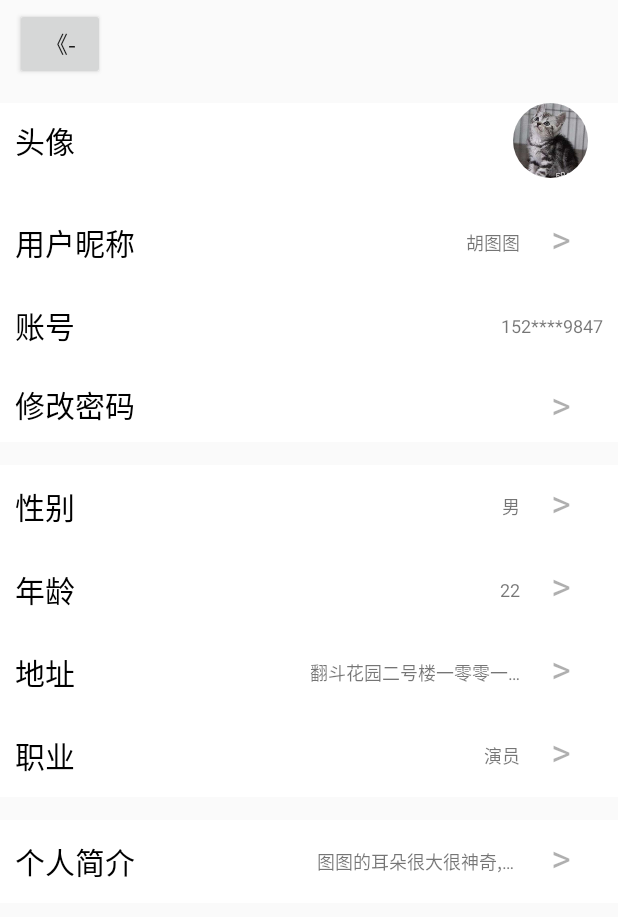
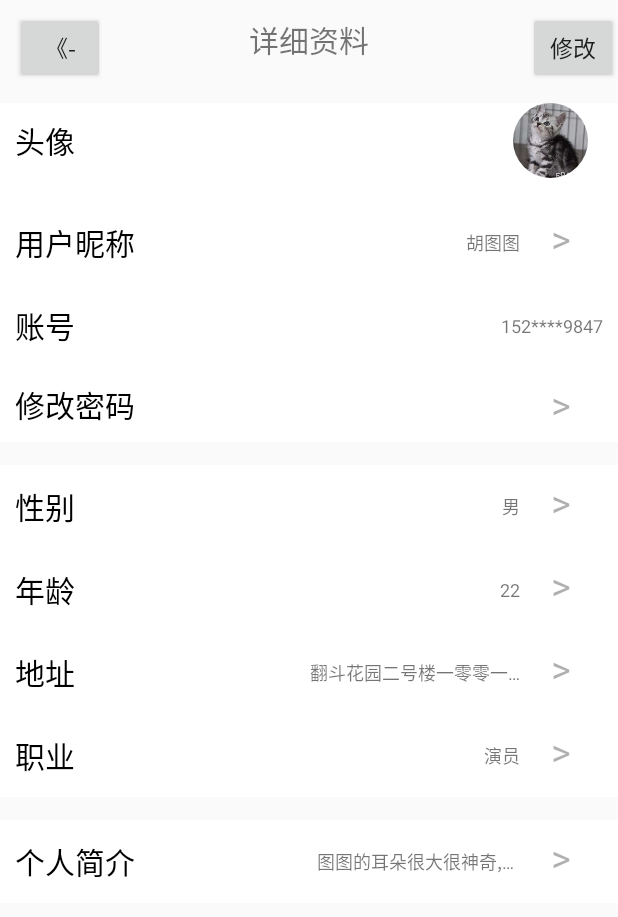
Before and after one commit to Albert9527/MeetStone, an Android app: the UserInfoActivity screen opened directly, with no data from a screen before it, on a phone screen of 412 x 824 dp. Shown: the top 917 px of the screen. Run offline under Robolectric (Android 15) with nearby library versions, the light colour scheme and no system bars; our stand-ins replace CircleImageView, RxJava; libraries missing offline, so code that uses them is left out: com.liji.circleimageview; plain views replace CircleImageView; network calls fail.

Commit message:
用户界面头像点击响应， 用户信息修改页面

```diff
--- a/app/build.gradle
+++ b/app/build.gradle
@@ -20,7 +20,7 @@ android {
     }
 }
 
-MobSDK{
+MobSDK {
     appKey "2d8bf8edf2816"
     appSecret "c4c60a5cb68fb9193a888340ab883e26"
     SMSSDK {
--- a/app/src/main/java/com/ZCZ1024/MeetStone/Activity/HomePageActivity.java
+++ b/app/src/main/java/com/ZCZ1024/MeetStone/Activity/HomePageActivity.java
@@ -18,7 +18,6 @@ import androidx.annotation.NonNull;
 import androidx.drawerlayout.widget.DrawerLayout;
 import androidx.fragment.app.FragmentManager;
 import androidx.fragment.app.FragmentTransaction;
-import androidx.appcompat.app.AppCompatActivity;
 
 import android.view.MenuItem;
 import android.view.View;
@@ -190,7 +189,7 @@ public class HomePageActivity extends BaseActivity implements View.OnClickListen
         if (user.getUname() != null) {
             startActivity(new Intent(this, LoginActivity.class));
         } else {
-            startActivity(new Intent(this, ShowUserInfo.class));
+            startActivity(new Intent(this, ShowUserPage.class));
         }
     }
 
@@ -214,7 +213,7 @@ public class HomePageActivity extends BaseActivity implements View.OnClickListen
                                 .toString(), Toast.LENGTH_SHORT).show();
                         break;
                     case R.id.userinfo:
-                        startActivity(new Intent(getBaseContext(), UpdateUserInfo.class));
+                        startActivity(new Intent(getBaseContext(), UserInfoActivity.class));
                         break;
                     default:
                         break;
--- a/app/src/main/java/com/ZCZ1024/MeetStone/Activity/ShowUserInfo.java
+++ b/app/src/main/java/com/ZCZ1024/MeetStone/Activity/ShowUserPage.java
@@ -17,7 +17,7 @@ import io.reactivex.android.schedulers.AndroidSchedulers;
 import io.reactivex.functions.Consumer;
 import io.reactivex.schedulers.Schedulers;
 
-public class ShowUserInfo extends BaseActivity{
+public class ShowUserPage extends BaseActivity{
     private TextView textView;
 
     @Override
--- a/app/src/main/java/com/ZCZ1024/MeetStone/Util/UserPortraitDialog.java
+++ b/app/src/main/java/com/ZCZ1024/MeetStone/Util/UserPortraitDialog.java
@@ -10,7 +10,6 @@ import android.view.WindowManager;
 import android.widget.ImageView;
 import android.widget.TextView;
 
-import com.ZCZ1024.MeetStone.Activity.UpdateUserInfo;
 import com.ZCZ1024.MeetStone.R;
 
 public class UserPortraitDialog extends Dialog {
--- a/app/src/main/res/layout/activity_make_team.xml
+++ b/app/src/main/res/layout/activity_make_team.xml
@@ -68,7 +68,8 @@
             android:layout_width="match_parent"
             android:layout_height="wrap_content"
             android:hint=""
-            android:minLines="4" />
+            android:minLines="4"
+            android:gravity="top"/>
     </LinearLayout>
 
     <LinearLayout
--- a/app/src/main/res/layout/activity_show_user_info.xml
+++ b/app/src/main/res/layout/activity_show_user_info.xml
@@ -4,7 +4,7 @@
     android:layout_width="match_parent"
     android:layout_height="match_parent"
     android:orientation="vertical"
-    tools:context=".Activity.ShowUserInfo">
+    tools:context=".Activity.ShowUserPage">
 
     <LinearLayout
         android:layout_width="match_parent"
--- a/app/src/main/res/layout/activity_update_user_info.xml
+++ b/app/src/main/res/layout/activity_update_user_info.xml
@@ -4,8 +4,13 @@
     android:layout_width="match_parent"
     android:layout_height="match_parent"
     android:orientation="vertical"
-    tools:context=".Activity.UpdateUserInfo">
+    tools:context=".Activity.UserInfoActivity">
 
+    <LinearLayout
+        android:layout_width="match_parent"
+        android:layout_height="wrap_content"
+        android:orientation="horizontal"
+        android:gravity="center">
         <Button
             android:layout_width="60dp"
             android:layout_height="wrap_content"
@@ -13,7 +18,25 @@
             android:text="《-"
             android:textSize="15sp"
             android:layout_marginLeft="10dp"
-        android:onClick="RePrivedActivity"/>
+            android:onClick="Btn_user_info"
+            android:id="@+id/btn_preActivity"/>
+        <TextView
+            android:layout_width="match_parent"
+            android:layout_height="wrap_content"
+            android:layout_weight="1"
+            android:text="详细资料"
+            android:textSize="20sp"
+            android:gravity="center"/>
+        <Button
+            android:layout_width="60dp"
+            android:layout_height="wrap_content"
+            android:layout_marginTop="5dp"
+            android:text="修改"
+            android:textSize="15sp"
+            android:layout_marginLeft="10dp"
+            android:onClick="Btn_user_info"
+            android:id="@+id/Btn_ToUpdate"/>
+    </LinearLayout>
 
     <LinearLayout
         style="@style/LinearLayoutStyle"
```
Also changed, not shown: app/src/main/AndroidManifest.xml (+6 -6 lines), app/src/main/java/com/ZCZ1024/MeetStone/Activity/UpdateUserInfoAcitivity.java (added, +16 -0 lines), app/src/main/java/com/ZCZ1024/MeetStone/Activity/UserInfoActivity.java (renamed from app/src/main/java/com/ZCZ1024/MeetStone/Activity/UpdateUserInfo.java, +14 -4 lines), app/src/main/res/layout/activity_update_user_info_acitivity.xml (added, +158 -0 lines), app/src/main/res/values/styles.xml (+8 -0 lines). Lines whose indentation alone changed are shown as unchanged.
